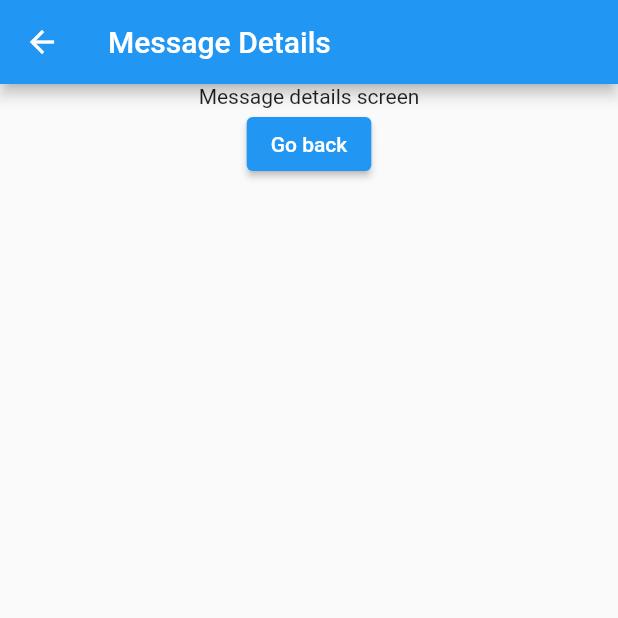
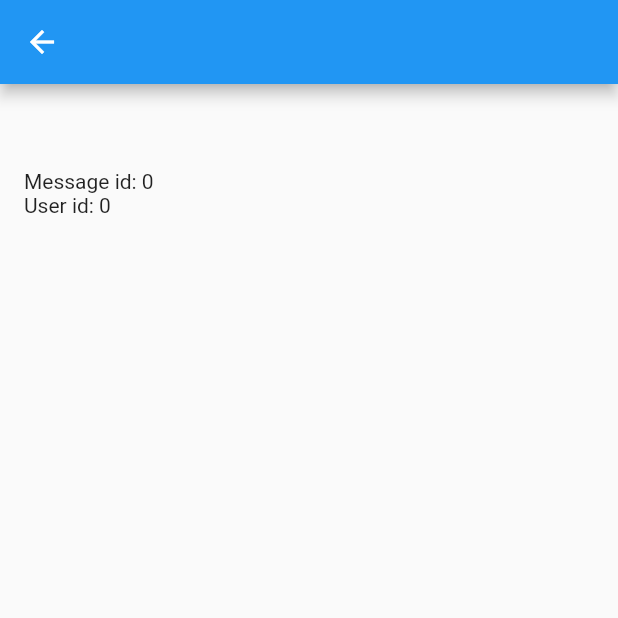
Before and after one commit to NikonovichN/messages_task, a Flutter app: the MessageScreen screen opened directly with empty values, on a phone screen of 412 x 824 dp, the top half of it. Run offline on Flutter 3.47's test engine with Material 2 defaults, Android fonts, the phone set to English and light mode, and no system bars; our stand-ins replace bloc, flutter_bloc, freezed_annotation, go_router; network calls fail.

Commit message:
add: details of message to page

```diff
--- a/lib/core/navigation/constants.dart
+++ b/lib/core/navigation/constants.dart
@@ -1,2 +1,2 @@
-const messagesScreenName = 'messagesScreen';
-const messageScreenName = 'messageScreen';
+const messagesScreen = 'messagesScreen';
+const messageScreen = 'messageScreen';
--- a/lib/core/navigation/route.dart
+++ b/lib/core/navigation/route.dart
@@ -4,6 +4,6 @@ import 'constants.dart';
 import 'routers.dart';
 
 final router = GoRouter(
-  initialLocation: '/$messagesScreenName',
+  initialLocation: '/$messagesScreen',
   routes: routers,
 );
--- a/lib/features/message/presentation/pages/message_screen.dart
+++ b/lib/features/message/presentation/pages/message_screen.dart
@@ -4,22 +4,44 @@ import 'package:go_router/go_router.dart';
 import '../../../../core/core.dart';
 
 class MessageScreen extends StatelessWidget {
-  final String id;
+  final Message message;
 
-  const MessageScreen({super.key, required this.id});
+  const MessageScreen({super.key, required this.message});
 
   @override
   Widget build(BuildContext context) {
     return Scaffold(
-      appBar: AppBar(title: const Text('Message Details')),
-      body: Center(
-        child: Column(
+      appBar: AppBar(
+        centerTitle: true,
+        leading: GestureDetector(
+          child: const Icon(Icons.arrow_back),
+          onTap: () => context.go('/$messagesScreen'),
+        ),
+        title: Text(message.title),
+      ),
+      body: Padding(
+        padding: const EdgeInsets.symmetric(horizontal: 16),
+        child: ListView(
           children: [
-            const Text('Message details screen'),
-            ElevatedButton(
-              onPressed: () => context.go('/$messagesScreenName'),
-              child: const Text('Go back'),
-            )
+            Padding(
+              padding: const EdgeInsets.only(top: 20, bottom: 16),
+              child: Text(
+                message.title,
+                style: const TextStyle(
+                  fontSize: 18,
+                  fontWeight: FontWeight.bold,
+                ),
+              ),
+            ),
+            Text('Message id: ${message.id}'),
+            Text('User id: ${message.userId}'),
+            Padding(
+              padding: const EdgeInsets.symmetric(vertical: 14),
+              child: Text(
+                message.body,
+                style: const TextStyle(fontSize: 16),
+              ),
+            ),
           ],
         ),
       ),
--- a/lib/features/messages/presentation/pages/messages_screen.dart
+++ b/lib/features/messages/presentation/pages/messages_screen.dart
@@ -12,7 +12,7 @@ class MessagesScreen extends StatelessWidget {
   @override
   Widget build(BuildContext context) {
     return Scaffold(
-      appBar: AppBar(title: const Center(child: Text('Messages'))),
+      appBar: AppBar(centerTitle: true, title: const Text('Messages')),
       body: BlocProvider<MessagesBloc>(
         create: (context) {
           final messagesBloc = MessagesBloc(
--- a/lib/features/messages/presentation/widgets/message.dart
+++ b/lib/features/messages/presentation/widgets/message.dart
@@ -32,7 +32,7 @@ class MessageWidget extends StatelessWidget {
               style: const TextStyle(fontWeight: FontWeight.bold),
             ),
           ),
-          Text(body.replaceAll('\n', '')),
+          Text('${body.replaceAll('\n', '').substring(0, 80)}...'),
         ],
       ),
     );
--- a/lib/features/messages/presentation/widgets/success_state.dart
+++ b/lib/features/messages/presentation/widgets/success_state.dart
@@ -1,4 +1,5 @@
 import 'package:flutter/material.dart';
+import 'package:go_router/go_router.dart';
 
 import '../widgets/message.dart';
 import '../../../../core/core.dart';
@@ -14,9 +15,12 @@ class SuccessState extends StatelessWidget {
       padding: const EdgeInsets.all(16),
       children: messages
           .map(
-            (message) => MessageWidget(
-              title: message.title,
-              body: message.body,
+            (message) => GestureDetector(
+              onTap: () => context.go('/$messageScreen', extra: message),
+              child: MessageWidget(
+                title: message.title,
+                body: message.body,
+              ),
             ),
           )
           .toList(),
```
Also changed, not shown: lib/core/navigation/routers.dart (+3 -6 lines).
